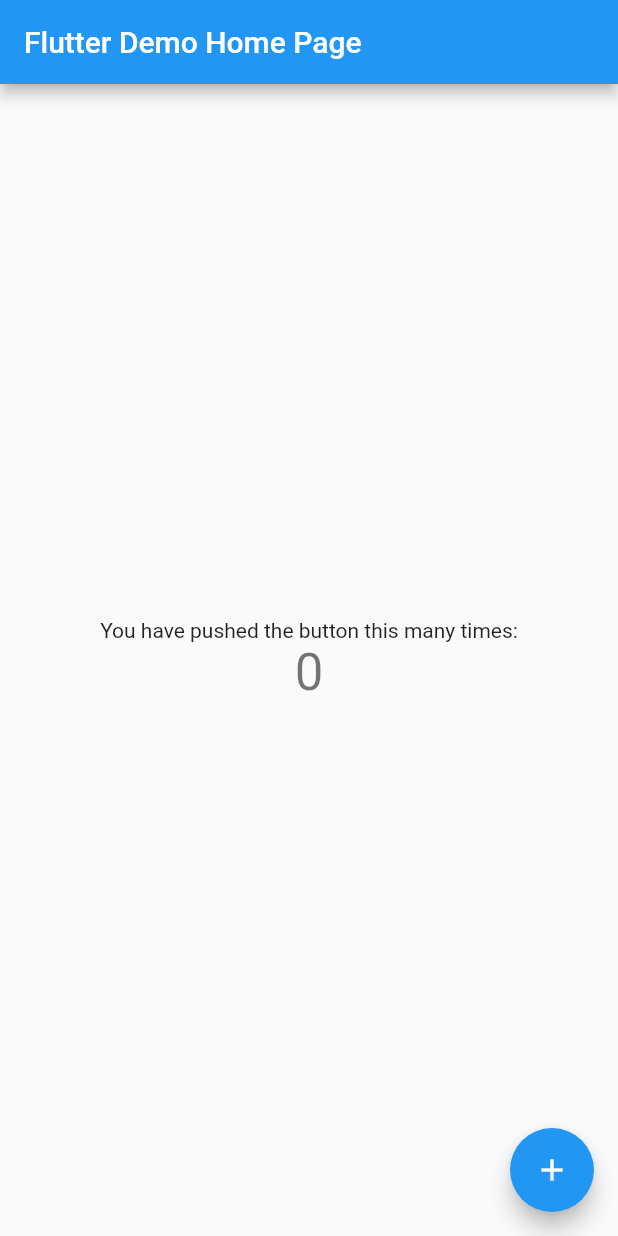
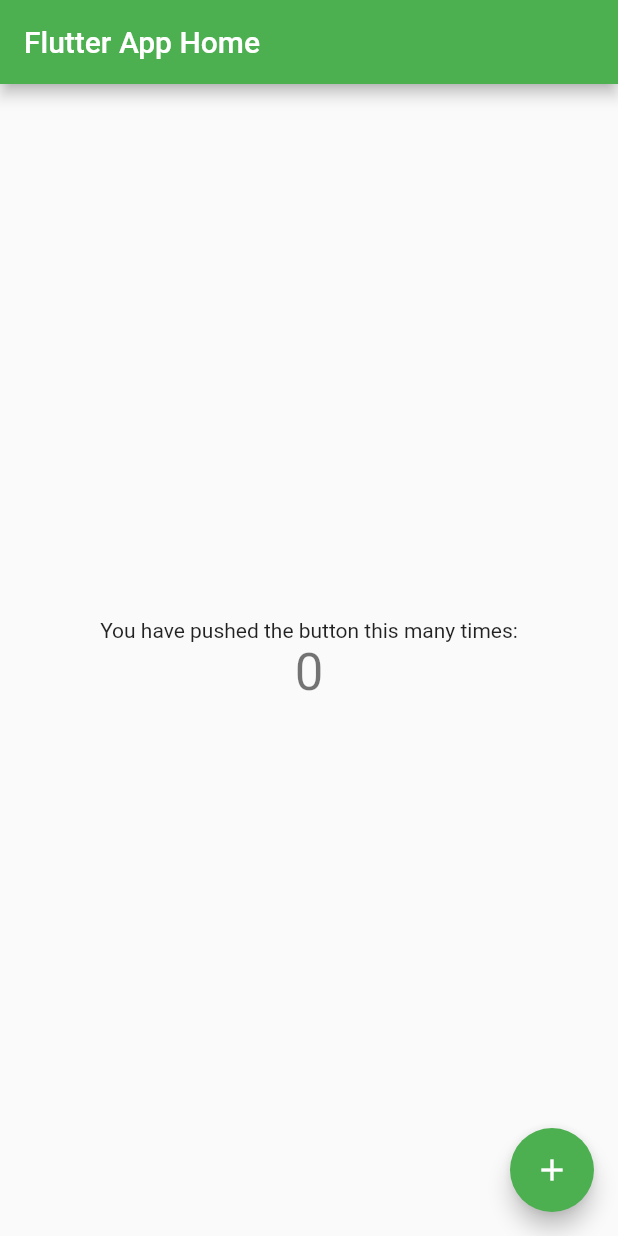
Before and after one commit to eurogym-cs-dp-2019-2020/Flutter-Repo-Timur, a Flutter app: the screen it shows after launch, on a phone screen of 412 x 824 dp. Run offline on Flutter 3.47's test engine with Material 2 defaults, Android fonts, the phone set to English and light mode, and no system bars.

Commit message:
Update main.dart

```diff
--- a/chat_app/lib/main.dart
+++ b/chat_app/lib/main.dart
@@ -7,7 +7,7 @@ class MyApp extends StatelessWidget {
   @override
   Widget build(BuildContext context) {
     return MaterialApp(
-      title: 'Flutter Demo',
+      title: 'Flutter App',
       theme: ThemeData(
         // This is the theme of your application.
         //
@@ -18,9 +18,9 @@ class MyApp extends StatelessWidget {
         // or simply save your changes to "hot reload" in a Flutter IDE).
         // Notice that the counter didn't reset back to zero; the application
         // is not restarted.
-        primarySwatch: Colors.blue,
+        primarySwatch: Colors.green,
       ),
-      home: MyHomePage(title: 'Flutter Demo Home Page'),
+      home: MyHomePage(title: 'Flutter App Home'),
     );
   }
 }
```
